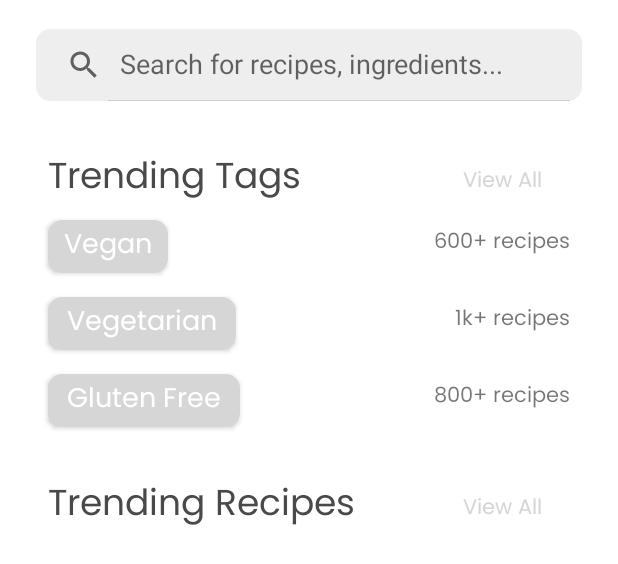
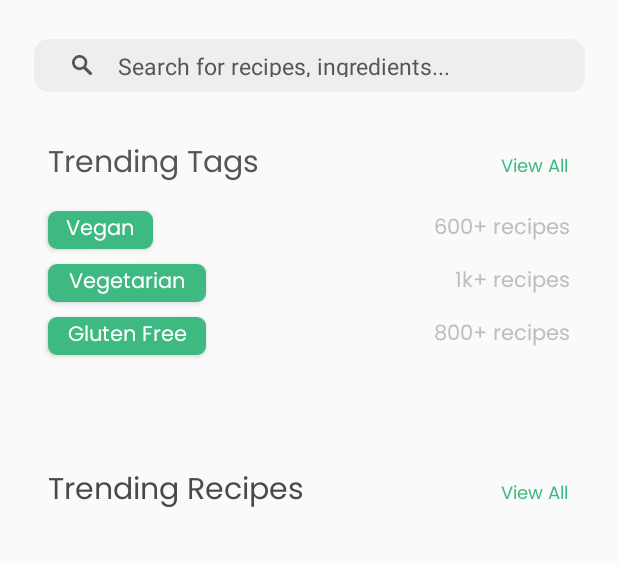
Before and after one commit to timppeters/Recipeze, an Android app: the layout fragment_explore.xml on its own in the app's theme, with its tools: preview values and no code run, on a phone screen of 412 x 824 dp. Shown: the top 564 px of the screen. Run offline under Robolectric (Android 15) with nearby library versions, the phone set to English and light mode, and no system bars.

Commit message:
Some fixes

```diff
--- a/frontend/app/src/main/res/drawable-v24/roundstyle.xml
+++ b/frontend/app/src/main/res/drawable-v24/roundstyle.xml
@@ -2,6 +2,6 @@
 <shape xmlns:android="http://schemas.android.com/apk/res/android"
     android:shape="rectangle">
 
-    <corners android:radius="12dp"/>
+    <corners android:radius="10dp"/>
 
 </shape>
--- a/frontend/app/src/main/res/drawable/background_border.xml
+++ b/frontend/app/src/main/res/drawable/background_border.xml
@@ -1,8 +1,7 @@
 <?xml version="1.0" encoding="utf-8"?>
 <shape xmlns:android="http://schemas.android.com/apk/res/android">
     <solid android:color="#FFFFFF"/>
-    <stroke android:width="3dp" android:color="#EEEEEE" />
-    <corners android:radius="8dp"/>
+    <corners android:radius="6dp"/>
     <padding android:left="0dp" android:top="0dp" android:right="0dp" android:bottom="0dp" />
 
 </shape>
--- /dev/null
+++ b/frontend/app/src/main/res/drawable/bg_search_rounded.xml
@@ -0,0 +1,9 @@
+<?xml version="1.0" encoding="utf-8"?>
+<shape xmlns:android="http://schemas.android.com/apk/res/android">
+    <solid android:color="@color/darker_background"/>
+    <corners android:radius="10dp"/>
+    <padding android:left="10dp"
+        android:bottom="10dp"
+        android:right="10dp"
+        android:top="10dp"/>
+</shape>
--- /dev/null
+++ b/frontend/app/src/main/res/drawable/ic_surface1.xml
@@ -0,0 +1,9 @@
+<vector xmlns:android="http://schemas.android.com/apk/res/android"
+    android:width="13.373dp"
+    android:height="13.373dp"
+    android:viewportWidth="13.373"
+    android:viewportHeight="13.373">
+  <path
+      android:pathData="M9.317,7.936A4.966,4.966 0,0 0,8.091 0.925a5.2,5.2 0,0 0,-7.151 1.2,4.966 4.966,0 0,0 1.223,7.01 5.216,5.216 0,0 0,5.573 0.226l3.782,3.686a1.089,1.089 0,0 0,1.518 0.038,1.038 1.038,0 0,0 0.039,-1.488l-0.039,-0.038ZM5.127,8.28a3.277,3.277 0,0 1,-3.31 -3.242A3.276,3.276 0,0 1,5.125 1.793,3.276 3.276,0 0,1 8.434,5.03a3.277,3.277 0,0 1,-3.3 3.249ZM5.127,8.28"
+      android:fillColor="#555"/>
+</vector>
--- a/frontend/app/src/main/res/layout/activity_login.xml
+++ b/frontend/app/src/main/res/layout/activity_login.xml
@@ -95,7 +95,8 @@
         app:layout_constraintEnd_toEndOf="parent"
         app:layout_constraintStart_toStartOf="parent"
         app:layout_constraintTop_toBottomOf="@+id/emailBtn"
-        app:layout_constraintVertical_bias="0.067" />
+        app:layout_constraintVertical_bias="0.067"
+        app:rippleColor="#DCDCDC" />
 
     <Button
         android:id="@+id/facebookBtn"
--- a/frontend/app/src/main/res/layout/fragment_explore.xml
+++ b/frontend/app/src/main/res/layout/fragment_explore.xml
@@ -4,29 +4,30 @@
     xmlns:tools="http://schemas.android.com/tools"
     android:layout_width="match_parent"
     android:layout_height="match_parent"
+    android:background="@color/background"
     tools:context=".ui.explore.ExploreFragment">
 
     <SearchView
         android:id="@+id/Search"
-        android:layout_width="0dp"
-        android:layout_height="48dp"
-        android:layout_marginStart="24dp"
-        android:layout_marginTop="16dp"
-        android:layout_marginEnd="24dp"
-        android:layout_marginBottom="8dp"
-        android:background="@drawable/background_border"
-        android:backgroundTint="#EEEEEE"
+        android:layout_width="367dp"
+        android:layout_height="35dp"
+        android:layout_marginTop="26dp"
+        android:background="@drawable/bg_search_rounded"
         android:clickable="true"
         android:gravity="top"
         android:iconifiedByDefault="false"
+        android:paddingStart="0dp"
+        android:queryBackground="@android:color/transparent"
         android:queryHint="Search for recipes, ingredients..."
+        android:searchHintIcon="@drawable/ic_surface1"
+        android:searchIcon="@drawable/ic_surface1"
+        android:theme="@style/AppSearchView"
         android:visibility="visible"
         app:layout_constraintBottom_toBottomOf="parent"
         app:layout_constraintEnd_toEndOf="parent"
-        app:layout_constraintHorizontal_bias="1.0"
         app:layout_constraintStart_toStartOf="parent"
         app:layout_constraintTop_toTopOf="parent"
-        app:layout_constraintVertical_bias="0.004"
+        app:layout_constraintVertical_bias="0.0"
         tools:visibility="visible" />
 
     <TextView
@@ -37,8 +38,8 @@
         android:layout_marginTop="32dp"
         android:fontFamily="@font/poppinsregular"
         android:text="@string/trending_tags"
-        android:textColor="#494949"
-        android:textSize="24sp"
+        android:textColor="@color/dark_text"
+        android:textSize="20dp"
         app:layout_constraintStart_toStartOf="parent"
         app:layout_constraintTop_toBottomOf="@+id/Search" />
 
@@ -47,22 +48,26 @@
         android:layout_width="wrap_content"
         android:layout_height="wrap_content"
         android:layout_marginStart="48dp"
-        android:layout_marginTop="10dp"
+        android:layout_marginTop="8dp"
         android:clickable="true"
         android:fontFamily="@font/poppinsregular"
         android:text="@string/view_all"
-        android:textColor="@color/teal_200"
+        android:textColor="@color/green"
+        android:textSize="12sp"
         app:layout_constraintEnd_toEndOf="parent"
+        app:layout_constraintHorizontal_bias="0.698"
         app:layout_constraintStart_toEndOf="@+id/text_trendingtags"
         app:layout_constraintTop_toTopOf="@+id/text_trendingtags" />
 
     <androidx.appcompat.widget.AppCompatButton
         android:id="@+id/veganBtn"
         style="@style/buttons"
-        android:layout_width="80dp"
-        android:layout_height="35dp"
+        android:layout_width="70dp"
+        android:layout_height="25dp"
         android:layout_marginStart="32dp"
+        android:backgroundTint="@color/green"
         android:text="@string/vegan"
+        android:gravity="center"
         app:layout_constraintStart_toStartOf="parent"
         app:layout_constraintTop_toBottomOf="@+id/text_trendingtags" />
 
@@ -70,10 +75,10 @@
         android:id="@+id/veganRecipeNoTxt"
         android:layout_width="wrap_content"
         android:layout_height="wrap_content"
-        android:layout_marginTop="3dp"
         android:layout_marginEnd="32dp"
         android:fontFamily="@font/poppinsregular"
         android:text="600+ recipes"
+        android:textColor="@color/light_text"
         app:layout_constraintEnd_toEndOf="parent"
         app:layout_constraintTop_toTopOf="@+id/veganBtn" />
 
@@ -81,10 +86,10 @@
         android:id="@+id/glutenfreeRecipeNoTxt2"
         android:layout_width="wrap_content"
         android:layout_height="wrap_content"
-        android:layout_marginTop="3dp"
         android:layout_marginEnd="32dp"
         android:fontFamily="@font/poppinsregular"
         android:text="800+ recipes"
+        android:textColor="@color/light_text"
         app:layout_constraintEnd_toEndOf="parent"
         app:layout_constraintTop_toTopOf="@+id/glutenfreeBtn" />
 
@@ -92,20 +97,20 @@
         android:id="@+id/vegetarianRecipeNoTxt3"
         android:layout_width="wrap_content"
         android:layout_height="wrap_content"
-        android:layout_marginTop="3dp"
         android:layout_marginEnd="32dp"
         android:fontFamily="@font/poppinsregular"
         android:text="1k+ recipes"
+        android:textColor="@color/light_text"
         app:layout_constraintEnd_toEndOf="parent"
         app:layout_constraintTop_toTopOf="@+id/vegetarianBTN" />
 
     <androidx.appcompat.widget.AppCompatButton
         android:id="@+id/vegetarianBTN"
         style="@style/buttons"
-        android:layout_width="125dp"
-        android:layout_height="35dp"
+        android:layout_width="105dp"
+        android:layout_height="25dp"
         android:layout_marginStart="32dp"
-        android:layout_marginTop="16dp"
+        android:layout_marginTop="10dp"
         android:text="Vegetarian"
         app:layout_constraintStart_toStartOf="parent"
         app:layout_constraintTop_toBottomOf="@+id/veganBtn" />
@@ -113,10 +118,10 @@
     <androidx.appcompat.widget.AppCompatButton
         android:id="@+id/glutenfreeBtn"
         style="@style/buttons"
-        android:layout_width="128dp"
-        android:layout_height="35dp"
+        android:layout_width="105dp"
+        android:layout_height="25dp"
         android:layout_marginStart="32dp"
-        android:layout_marginTop="16dp"
+        android:layout_marginTop="10dp"
         android:text="Gluten Free"
         app:layout_constraintStart_toStartOf="parent"
         app:layout_constraintTop_toBottomOf="@+id/vegetarianBTN" />
@@ -130,7 +135,7 @@
         android:fontFamily="@font/poppinsregular"
         android:text="@string/trending_recipes"
         android:textColor="#494949"
-        android:textSize="24sp"
+        android:textSize="20dp"
         app:layout_constraintStart_toStartOf="parent"
         app:layout_constraintTop_toBottomOf="@+id/Search" />
 
@@ -139,12 +144,14 @@
         android:layout_width="wrap_content"
         android:layout_height="wrap_content"
         android:layout_marginStart="48dp"
-        android:layout_marginTop="10dp"
+        android:layout_marginTop="8dp"
         android:clickable="true"
         android:fontFamily="@font/poppinsregular"
         android:text="@string/view_all"
-        android:textColor="@color/teal_200"
+        android:textColor="@color/green"
+        android:textSize="12sp"
         app:layout_constraintEnd_toEndOf="parent"
+        app:layout_constraintHorizontal_bias="0.698"
         app:layout_constraintStart_toEndOf="@+id/text_trendingtags"
         app:layout_constraintTop_toTopOf="@+id/trendingRecipesTxt" />
 
--- a/frontend/app/src/main/res/values-night/themes.xml
+++ b/frontend/app/src/main/res/values-night/themes.xml
@@ -12,5 +12,7 @@
         <!-- Status bar color. -->
         <item name="android:statusBarColor" tools:targetApi="l">?attr/colorPrimaryVariant</item>
         <!-- Customize your theme here. -->
+        <item name="android:textColorHint">@color/dark_text</item>
+        <item name="android:editTextColor">@color/dark_text</item>
     </style>
 </resources>
--- a/frontend/app/src/main/res/values/styles.xml
+++ b/frontend/app/src/main/res/values/styles.xml
@@ -2,10 +2,11 @@
 <resources>
     <style name="buttons" parent="TextAppearance.AppCompat">
         <item name="android:textColor">#ffffff</item>
-        <item name = 'android:background'>@drawable/background_border</item>
-        <item name="android:backgroundTint">@color/teal_200</item>
+        <item name="android:elevation">3dp</item>
+        <item name="android:background">@drawable/background_border</item>
+        <item name="android:backgroundTint">@color/green</item>
         <item name="android:textAllCaps">false</item>
         <item name="android:fontFamily">@font/poppinsregular</item>
-        <item name="android:textSize">8pt</item>
+        <item name="android:textSize">14dp</item>
     </style>
 </resources>
--- a/frontend/app/src/main/res/values/themes.xml
+++ b/frontend/app/src/main/res/values/themes.xml
@@ -12,5 +12,11 @@
         <!-- Status bar color. -->
         <item name="android:statusBarColor" tools:targetApi="l">?attr/colorPrimaryVariant</item>
         <!-- Customize your theme here. -->
+        <item name="android:textColorHint">@color/dark_text</item>
+        <item name="android:editTextColor">@color/dark_text</item>
+    </style>
+
+    <style name="AppSearchView" parent="Widget.AppCompat.SearchView" >
+        <item name="android:textSize">15dp</item>
     </style>
 </resources>
```
Also changed, not shown: frontend/app/src/main/res/layout/activity_main.xml (+4 -3 lines), frontend/app/src/main/res/layout/activity_splash.xml (+16 -8 lines), frontend/app/src/main/res/layout/fragment_profile.xml (+36 -41 lines), frontend/app/src/main/res/xml/root_preferences.xml (+4 -3 lines).
